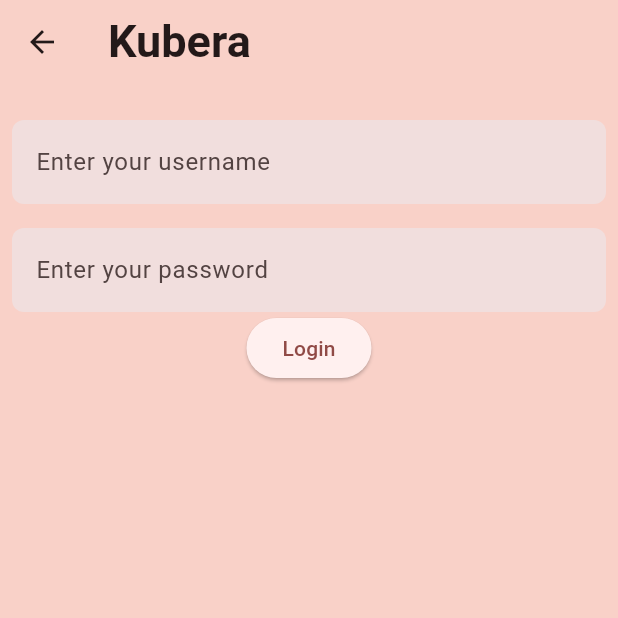
After one commit to Saavy-25/Kubera-Frontend, a Flutter app: the screen it shows after launch, item 5 of the bottom bar chosen, after a tap on "Login", on a phone screen of 412 x 824 dp, the top half of it. The commit adds this screen. Run offline on Flutter 3.47's test engine with Material 3 defaults, Android fonts, the phone set to English and light mode, and no system bars; our stand-ins replace image_picker; accounts and stored records are empty; generated files the repository leaves out were written again; network calls fail.

Commit message:
implement login, sign up pages and integrate account UI into settings page, implement cookie logic

```diff
--- a/flutter_kubera/lib/src/app.dart
+++ b/flutter_kubera/lib/src/app.dart
@@ -1,9 +1,11 @@
 import 'package:flutter/material.dart';
 import 'package:flutter_gen/gen_l10n/app_localizations.dart';
 import 'package:flutter_localizations/flutter_localizations.dart';
+import 'package:provider/provider.dart';
 
 import 'ui/navigation/app_navigation.dart';
 import 'ui/tabs/settings/settings_controller.dart';
+import 'ui/tabs/settings/auth_provider.dart';
 
 import 'core/themes.dart';
 
@@ -18,7 +20,13 @@ class MyApp extends StatelessWidget {
 
   @override
   Widget build(BuildContext context) {
-    return ListenableBuilder(
+    return MultiProvider(
+      providers: [
+        ChangeNotifierProvider(
+          create: (context) => AuthState(),
+        ),
+      ],
+      child: ListenableBuilder(
       listenable: settingsController,
       builder: (BuildContext context, Widget? child) {
         return MaterialApp(
@@ -38,9 +46,11 @@ class MyApp extends StatelessWidget {
           darkTheme: CustomThemes.darkTheme,
           themeMode: settingsController.themeMode,
 
-          home: AppNavigation(settingsController: settingsController),
-        );
-      },
-    );
+          // Make AppNavigation a Consumer
+          home: AppNavigation(settingsController: settingsController)
+          );
+      }
+        )
+      );
   }
 }
--- /dev/null
+++ b/flutter_kubera/lib/src/models/user.dart
@@ -0,0 +1,56 @@
+import 'dart:io';
+
+class User {
+  final String id;
+  final String username;
+  final List<String> receiptIds;
+  final List<String> shoppingListIds;
+  final List<String> favoriteStoreIds;
+  List<Cookie> cookies;
+
+  User({
+    required this.id,
+    required this.username,
+    required this.receiptIds,
+    required this.shoppingListIds,
+    required this.favoriteStoreIds,
+    required this.cookies
+  });
+
+  factory User.fromJson(Map<String, dynamic> json, List<Cookie> c) {
+    var receiptIdFromJson = json['receiptIds'] as List? ?? [];
+    var shoppingListIdFromJson = json['shoppingListIds'] as List? ?? [];
+    var favoriteStoreIdFromJson = json['favoriteStoreIds'] as List? ?? [];
+
+    List<String> receipts = receiptIdFromJson.map((value) => value.toString()).toList();
+    List<String> lists = shoppingListIdFromJson.map((value) => value.toString()).toList();
+    List<String> stores = favoriteStoreIdFromJson.map((value) => value.toString()).toList();
+
+    return User(
+      id: json['_id'],
+      username: json['username'],
+      receiptIds: receipts,
+      shoppingListIds: lists,
+      favoriteStoreIds: stores,
+      cookies: c
+    );
+  }
+
+  set updateCookies(List<Cookie> c){
+    cookies = c;
+  }
+
+  List<Cookie> get headerCookies{
+    return cookies;
+  }
+
+  Map<String, dynamic> toJson() {
+    return {
+      '_id': id,
+      'username': username,
+      'receiptIds': receiptIds,
+      'shoppingListIds': shoppingListIds,
+      'favoriteStoreIds': favoriteStoreIds,
+    };
+  }
+}
--- a/flutter_kubera/lib/src/ui/navigation/app_navigation.dart
+++ b/flutter_kubera/lib/src/ui/navigation/app_navigation.dart
@@ -1,6 +1,5 @@
 import 'package:flutter/material.dart';
 import '../tabs/dashboard/dashboard_screen.dart';
-import '../tabs/authentication/sign_up.dart';
 import '../tabs/search/search_screen.dart';
 import '../tabs/scan/scan_screen.dart';
 import '../tabs/shopping_list/shopping_list_screen.dart';
@@ -20,7 +19,6 @@ class _AppNavigationState extends State<AppNavigation> {
   int _selectedIndex = 0;
 
   static List<Widget> _widgetOptions(SettingsController settingsController) => [
-        const SignUpScreen(),
         const DashboardScreen(),
         SearchScreen(),
         const ScanScreen(),
@@ -43,7 +41,6 @@ class _AppNavigationState extends State<AppNavigation> {
       bottomNavigationBar: BottomNavigationBar(
         type: BottomNavigationBarType.fixed,
         items: const [
-          BottomNavigationBarItem(icon: Icon(Icons.dashboard), label: 'Sign Up'),
           BottomNavigationBarItem(icon: Icon(Icons.dashboard), label: 'Dashboard'),
           BottomNavigationBarItem(icon: Icon(Icons.search), label: 'Search'),
           BottomNavigationBarItem(icon: Icon(Icons.camera_alt), label: 'Scan'),
--- /dev/null
+++ b/flutter_kubera/lib/src/ui/tabs/settings/auth_provider.dart
@@ -0,0 +1,36 @@
+import 'dart:io';
+import 'package:flutter/material.dart';
+import 'package:flutter_kubera/src/models/user.dart';
+
+// reference: https://pmatatias.medium.com/how-to-handle-and-share-login-state-with-provider-in-flutter-app-5c97c00500a4
+class AuthState with ChangeNotifier {
+ User? _user;
+ bool _isAuthorized = false;
+
+ List<Cookie> userSession(){
+  if(_user != null){
+    return _user!.headerCookies;}
+    else{
+      return [];
+    }
+ }
+
+ bool get isAuthorized => _isAuthorized;
+
+ String username(){
+    return _user?.username ?? "guest";
+ }
+
+ void login(User user) {
+    _user = user;
+    _isAuthorized = true;
+    notifyListeners();
+  }
+
+ void logout(){
+   _user = null;
+   _isAuthorized = false;
+   notifyListeners();
+ }
+
+}
--- /dev/null
+++ b/flutter_kubera/lib/src/ui/tabs/settings/authentication/account_profile.dart
@@ -0,0 +1,105 @@
+import 'package:flutter/material.dart';
+import 'package:flutter_kubera/src/ui/tabs/settings/authentication/login.dart';
+import 'package:flutter_kubera/src/ui/tabs/settings/authentication/sign_up.dart';
+import 'package:provider/provider.dart';
+
+import 'package:flutter_kubera/src/models/test.dart';
+import '../../../../services/flask_service.dart';
+import 'package:flutter_kubera/src/core/error_dialog.dart';
+import '../auth_provider.dart';
+
+class ProfileScreen extends StatefulWidget {
+  const ProfileScreen({super.key});
+
+
+  @override
+  _ProfileScreenState createState() => _ProfileScreenState();
+}
+
+class _ProfileScreenState extends State<ProfileScreen> {
+  late Future<Test> futureTest;
+
+  @override
+  void initState() {
+    super.initState();
+    futureTest = FlaskService().fetchTest();
+  }
+
+  void _navigateToLoginPage(context) {
+    Navigator.push(
+      context,
+      MaterialPageRoute(
+        builder: (context) => LoginScreen(),
+      ),
+    );
+  }
+
+  void _navigateToSignUpPage(context) {
+    Navigator.push(
+      context,
+      MaterialPageRoute(
+        builder: (context) => SignUpScreen(),
+      ),
+    );
+  }
+
+  void _logout(BuildContext context) async {
+    try{
+      await FlaskService().logout(context);
+    }
+    catch (e) {
+      _showErrorDialog("Sorry! We lost your session. Please login again.");
+    }
+  }
+
+  // Show error dialog
+  void _showErrorDialog(String message) {
+    showDialog(
+      context: context,
+      builder: (BuildContext context) {
+        return ErrorDialog(message: message);
+      },
+    );
+  }
+
+  @override
+  Widget build(BuildContext context) {
+    return
+        Column(
+              crossAxisAlignment: CrossAxisAlignment.start,
+              children: [
+                Text(
+                  'Welcome, ${context.read<AuthState>().username()}!',
+                  style: Theme.of(context).textTheme.headlineSmall?.copyWith(
+                        fontWeight: FontWeight.bold,
+                      ),
+                ),
+                const SizedBox(height: 16),
+                context.read<AuthState>().isAuthorized
+                ? ElevatedButton(
+                    onPressed: () {
+                    _logout(context);
+                    },
+                    child: Text('Logout'),
+                  )
+                  : Row(
+                    crossAxisAlignment: CrossAxisAlignment.start,
+                    children: [
+                      Expanded( // https://api.flutter.dev/flutter/widgets/Expanded-class.html
+                        child: ElevatedButton(
+                                onPressed: () => _navigateToLoginPage(context),
+                                child: Text('Login'),
+                              ),
+                      ),
+                      Expanded(
+                        child: ElevatedButton(
+                                onPressed: () => _navigateToSignUpPage(context),
+                                child: Text('Sign Up'),
+                                )
+                      )
+                    ]
+                  )
+              ]
+      );
+  }
+}
--- /dev/null
+++ b/flutter_kubera/lib/src/ui/tabs/settings/authentication/login.dart
@@ -0,0 +1,105 @@
+import 'package:flutter/material.dart';
+import 'package:flutter_kubera/src/models/test.dart';
+import '../../../../services/flask_service.dart';
+import 'package:flutter_kubera/src/core/error_dialog.dart';
+
+// class reference: https://medium.com/@pratham.patil_23302/flutter-fundamentals-crafting-a-login-signup-page-e6e518457457
+
+class LoginScreen extends StatefulWidget {
+  const LoginScreen({super.key});
+
+
+  @override
+  _LoginScreenState createState() => _LoginScreenState();
+}
+
+class _LoginScreenState extends State<LoginScreen> {
+  late Future<Test> futureTest;
+  TextEditingController _usernameController = TextEditingController();
+  TextEditingController _passwordController = TextEditingController();
+
+  @override
+  void initState() {
+    super.initState();
+    futureTest = FlaskService().fetchTest();
+  }
+
+  // Process the image using Flask API
+  Future<void> _login(BuildContext context, String username, String password) async {
+    try {
+
+      String status = await FlaskService().login(context, username, password);
+
+      if(status == "Success"){
+        if(context.mounted) Navigator.pop(context);
+      }
+      else {
+        _showErrorDialog(status);
+      }
+
+    }
+    catch (e) {
+      _showErrorDialog("Sorry, an unexpected error occured. Please try again.");
+    }
+  }
+
+  // Show error dialog
+  void _showErrorDialog(String message) {
+    showDialog(
+      context: context,
+      builder: (BuildContext context) {
+        return ErrorDialog(message: message);
+      },
+    );
+  }
+
+  // Sample code: https://github.com/toliksadovnichiy/Flutter-lab4/blob/08aadb19b0c20f5e439dc20173b5f6b03e4e4b1c/lib/parse_json_widget.dart
+    @override
+  Widget build(BuildContext context) {
+
+    return Scaffold(
+      appBar: AppBar(title: const Text("Kubera")),
+      body: Padding(
+        padding: const EdgeInsets.all(8.0),
+        child: Column(
+          children: [
+            const SizedBox(height: 16),
+            TextFormField(
+              controller: _usernameController,
+              //onSubmitted: fetchSearchResults,
+              decoration: InputDecoration(
+                hintText: "Enter your username",
+                border: OutlineInputBorder(
+                  borderRadius: BorderRadius.circular(8.0),
+                  borderSide: BorderSide.none,
+                ),
+                filled: true,
+              )
+            ),
+            const SizedBox(height: 16),
+            TextFormField(
+              controller: _passwordController,
+              //onSubmitted: fetchSearchResults,
+              decoration: InputDecoration(
+                hintText: "Enter your password",
+                border: OutlineInputBorder(
+                  borderRadius: BorderRadius.circular(8.0),
+                  borderSide: BorderSide.none,
+                ),
+                filled: true,
+              )
+            ),
+            ElevatedButton(
+                onPressed: () {
+                  if(_usernameController.text != "" && _passwordController.text != ""){
+                    _login(context, _usernameController.text, _passwordController.text);
+                  }
+                  },
+                child: Text('Login'),
+              ),
+          ],
+        ),
+      ),
+    );
+  }
+}
--- a/flutter_kubera/lib/src/ui/tabs/settings/settings_screen.dart
+++ b/flutter_kubera/lib/src/ui/tabs/settings/settings_screen.dart
@@ -1,6 +1,10 @@
 import 'package:flutter/material.dart';
+import 'package:flutter_kubera/src/ui/tabs/settings/authentication/account_profile.dart';
+import 'package:provider/provider.dart';
 import 'settings_controller.dart';
 import 'settings_theme_dropdown.dart';
+import 'auth_provider.dart';
+
 
 class SettingsScreen extends StatelessWidget {
   final SettingsController settingsController;
@@ -9,6 +13,9 @@ class SettingsScreen extends StatelessWidget {
 
   @override
   Widget build(BuildContext context) {
+
+    return Consumer<AuthState>(
+      builder: (context, authState, child) {
         return Scaffold(
           appBar: AppBar(
             title: const Text('Kubera'),
@@ -18,20 +25,22 @@ class SettingsScreen extends StatelessWidget {
             child: Column(
               crossAxisAlignment: CrossAxisAlignment.start,
               children: [
+                ProfileScreen(),
+                const SizedBox(height: 16),
                 Text(
                   'Settings',
                   style: Theme.of(context).textTheme.headlineSmall?.copyWith(
                         fontWeight: FontWeight.bold,
                       ),
                 ),
-
                 const SizedBox(height: 16),
-
                 //Shows themes
                 SettingsThemeDropdown(controller: settingsController),
               ],
             ),
           ),
         );
+      },
+    );
   }
 }
--- a/flutter_kubera/pubspec.yaml
+++ b/flutter_kubera/pubspec.yaml
@@ -17,6 +17,7 @@ dependencies:
   http: ^1.3.0
   http_parser: ^4.1.2
   image_picker: ^1.1.2
+  provider: ^6.1.4
 
 dev_dependencies:
   flutter_test:
```
Also changed, not shown: flutter_kubera/lib/src/services/flask_service.dart (+88 -5 lines), flutter_kubera/lib/src/ui/tabs/settings/authentication/sign_up.dart (renamed from flutter_kubera/lib/src/ui/tabs/authentication/sign_up.dart, +28 -40 lines), 1 other file. Lines whose indentation alone changed are shown as unchanged.
